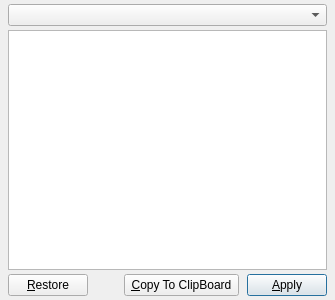
Old version of the form apps/skybox/gui/glsleditor.ui in the repository cgcostume/osghimmel.
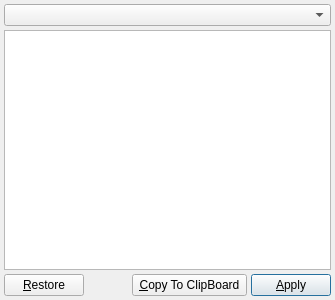
New version of the form. Custom widgets are drawn as their Qt base class.

```diff
--- a/apps/skybox/gui/glsleditor.ui
+++ b/apps/skybox/gui/glsleditor.ui
@@ -14,22 +14,10 @@
    <string>GLSL-Editor</string>
   </property>
   <layout class="QGridLayout" name="gridLayout">
-   <property name="leftMargin">
-    <number>8</number>
-   </property>
-   <property name="topMargin">
+   <property name="margin">
     <number>4</number>
    </property>
-   <property name="rightMargin">
-    <number>8</number>
-   </property>
-   <property name="bottomMargin">
-    <number>4</number>
-   </property>
-   <property name="horizontalSpacing">
-    <number>8</number>
-   </property>
-   <property name="verticalSpacing">
+   <property name="spacing">
     <number>4</number>
    </property>
    <item row="0" column="0" colspan="4">
@@ -45,7 +33,7 @@
      </property>
     </widget>
    </item>
-   <item row="2" column="1" alignment="Qt::AlignVCenter">
+   <item row="2" column="1">
     <spacer name="horizontalSpacer">
      <property name="orientation">
       <enum>Qt::Horizontal</enum>
```
